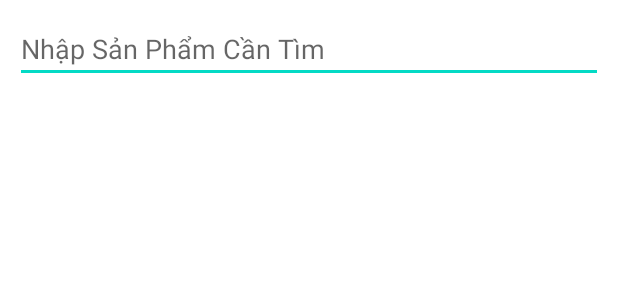
After one commit to czysia/AppDuAnTotNghiep, an Android app: the layout fragment_tim_kiem.xml on its own in the app's theme, with its tools: preview values and no code run, on a phone screen of 412 x 824 dp. The commit adds this screen. Shown: the top 300 px of the screen. Run offline under Robolectric (Android 15) with nearby library versions, the phone set to English and light mode, and no system bars.

Commit message:
ghep code tim kiem

```diff
--- /dev/null
+++ b/app/src/main/res/layout/fragment_tim_kiem.xml
@@ -0,0 +1,31 @@
+<?xml version="1.0" encoding="utf-8"?>
+<FrameLayout xmlns:android="http://schemas.android.com/apk/res/android"
+    xmlns:tools="http://schemas.android.com/tools"
+    android:layout_width="match_parent"
+    android:layout_height="match_parent"
+    xmlns:app="http://schemas.android.com/apk/res-auto"
+    tools:context=".fragment.TimKiemFragment">
+
+    <EditText
+        android:hint="Nhập Sản Phẩm Cần Tìm"
+        android:layout_marginTop="10dp"
+        android:layout_marginRight="10dp"
+        android:layout_marginLeft="10dp"
+        android:id="@+id/edtSearch"
+        android:layout_width="match_parent"
+        android:layout_height="wrap_content"
+        app:layout_constraintTop_toBottomOf="@+id/toolbar"
+        />
+
+    <androidx.recyclerview.widget.RecyclerView
+        android:id="@+id/recyclerview_search"
+        android:layout_marginTop="5dp"
+        android:layout_marginStart="5dp"
+        android:layout_marginEnd="5dp"
+        app:layout_constraintTop_toBottomOf="@+id/edtSearch"
+        app:layout_constraintBottom_toBottomOf="parent"
+        android:layout_width="match_parent"
+        android:layout_height="0dp"
+        />
+
+</FrameLayout>
--- a/app/src/main/res/menu/activity_main_drawer.xml
+++ b/app/src/main/res/menu/activity_main_drawer.xml
@@ -14,7 +14,7 @@
             android:title="@string/menu_food" />
         <item
             android:id="@+id/nav_info"
-            android:icon="@drawable/ic_info"
+            android:icon="@drawable/ic_user"
             android:title="@string/menu_info"
             />
         <item
```
Also changed, not shown: app/src/main/java/org/sonnnph12414/appduantotnghiep/fragment/ThanhToanFragment.java (+1 -46 lines), app/src/main/java/org/sonnnph12414/appduantotnghiep/fragment/TimKiemFragment.java (added, +100 -0 lines), app/src/main/res/drawable/ic_user.xml (added, +10 -0 lines), app/src/main/res/drawable/ic_user.png (deleted).
